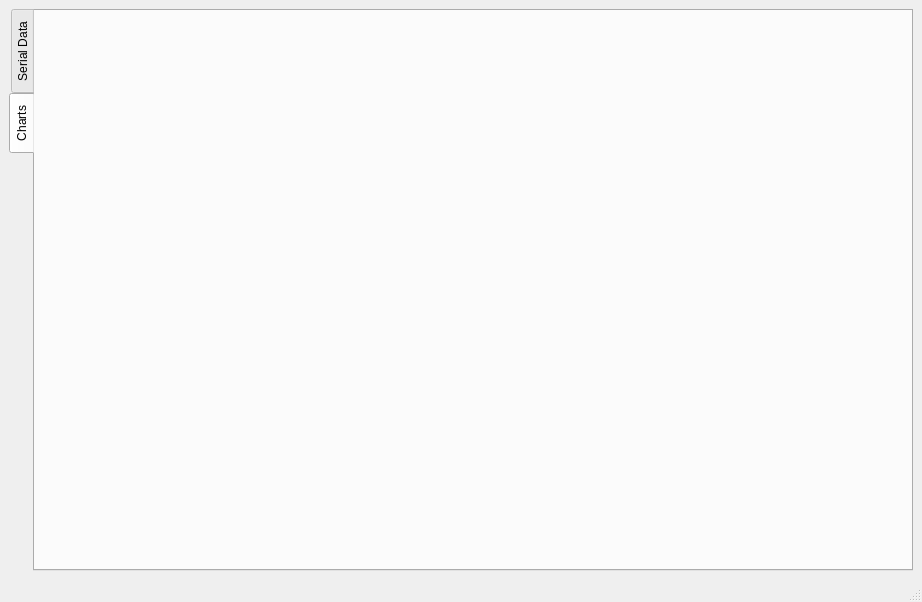
First picture: the form in SerialAssistant/src/serialAssistant.ui, repository yuanluochen/serail-Assistant, before the edit.
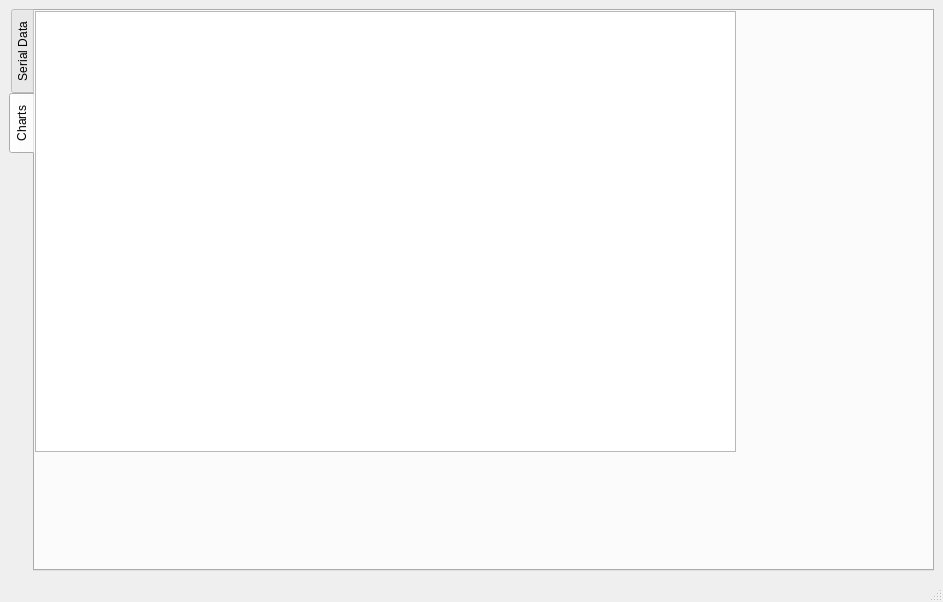
Second picture: the form after the edit. The open tabs and pages were chosen to show the change.

Commit message: 添加了数据接收时间显示

What changed in the file:
```diff
--- a/SerialAssistant/src/serialAssistant.ui
+++ b/SerialAssistant/src/serialAssistant.ui
@@ -6,7 +6,7 @@
    <rect>
     <x>0</x>
     <y>0</y>
-    <width>900</width>
+    <width>943</width>
     <height>602</height>
    </rect>
   </property>
@@ -451,6 +451,16 @@
        <attribute name="title">
         <string>Charts</string>
        </attribute>
+       <widget class="QGraphicsView" name="graphicsView">
+        <property name="geometry">
+         <rect>
+          <x>0</x>
+          <y>0</y>
+          <width>701</width>
+          <height>441</height>
+         </rect>
+        </property>
+       </widget>
       </widget>
      </widget>
     </item>
```
Left out of the diff: 4 changed lines with no effect on the pictures. The commit also changes 2 other files.
